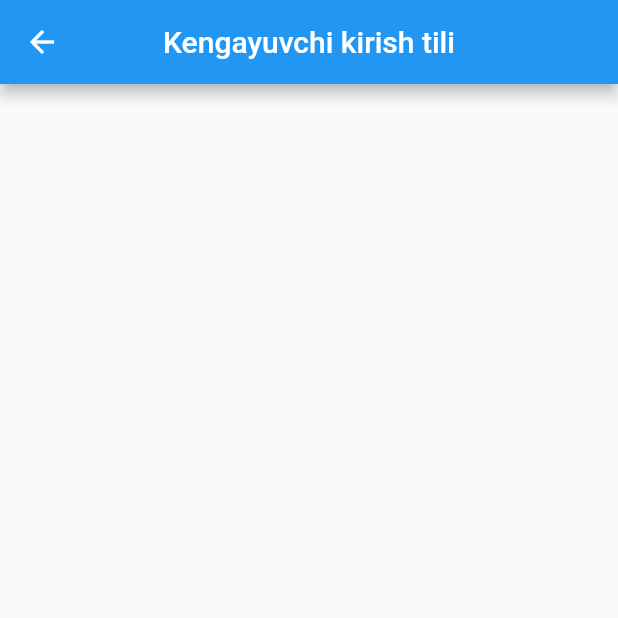
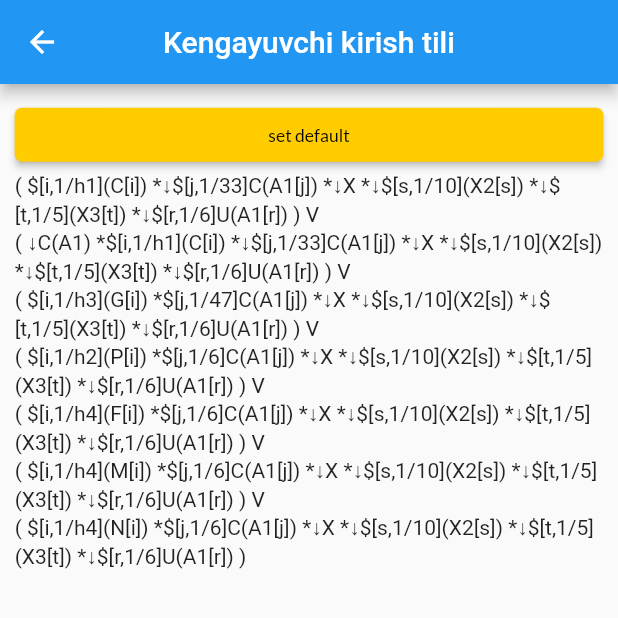
Before and after one commit to zsirojiddinov/doctarantura, a Flutter app: the screen it shows after launch, after a tap on the "border all" icon, on a phone screen of 412 x 824 dp, the top half of it. Run offline on Flutter 3.47's test engine with Material 2 defaults, Android fonts, the phone set to English and light mode, and no system bars; our stand-ins replace flutter_bloc, gap, get, get_storage, google_fonts.

Commit message:
add otAfiksatsiya model add otKompozitsiya model

```diff
--- a/lib/bloc/action_bloc/action_bloc.dart
+++ b/lib/bloc/action_bloc/action_bloc.dart
@@ -3,6 +3,7 @@ import 'dart:async';
 import 'package:doctarantura/models/kengayuvchi_kirish_tili.dart';
 import 'package:flutter_bloc/flutter_bloc.dart';
 
+import '../../repository/default_repository.dart';
 import '../../repository/kirish_tili_repository.dart';
 import '../../service/file_service.dart';
 import 'action_event.dart';
@@ -13,6 +14,7 @@ class ActionBloc extends Bloc<ActionEvent, ActionState> {
 
   ActionBloc() : super(SuccesState()) {
     on<AllEvent>(all);
+    on<SetDefault>(setDefault);
   }
 
   FutureOr<void> all(AllEvent event, Emitter<ActionState> emit) async {
@@ -20,4 +22,12 @@ class ActionBloc extends Bloc<ActionEvent, ActionState> {
     listKirishTili = await repository.getKirishList();
     emit(SuccesState());
   }
+
+  FutureOr<void> setDefault(SetDefault event, Emitter<ActionState> emit) async {
+    print("set default");
+    DefaultRepository(FileService());
+    KirishTiliRepository repository = KirishTiliRepository(FileService());
+    listKirishTili = await repository.getKirishList();
+    emit(SuccesState());
+  }
 }
--- a/lib/bloc/action_bloc/action_event.dart
+++ b/lib/bloc/action_bloc/action_event.dart
@@ -4,3 +4,5 @@ import 'package:flutter/widgets.dart';
 abstract class ActionEvent {}
 
 class AllEvent extends ActionEvent {}
+
+class SetDefault extends ActionEvent {}
--- a/lib/bloc/home_bloc/main_bloc.dart
+++ b/lib/bloc/home_bloc/main_bloc.dart
@@ -19,7 +19,6 @@ class MainBloc extends Bloc<MainEvent, MainState> {
 
   FutureOr<void> start(StartEvent event, Emitter<MainState> emit) async {
     print("start");
-    //   DefaultRepository(FileService());
     KirishTiliRepository repository = KirishTiliRepository(FileService());
     var model = await repository.getModel(event.code);
     myText = model.nameUz;
--- a/lib/default/default_text.dart
+++ b/lib/default/default_text.dart
@@ -90,3 +90,20 @@ X5	слова подражания	taqlid so`zlar
 X6	слова обозначающие действия	harakatni bildiruvchi so`zlar
 Y	союз	bog`lovchi
 Z	слова единственных чисел	birlikdagi so`zlar""";
+
+String otAfiksatsiya =
+    "( \$[i,1/h1](C[i]) *↓\$[j,1/33]C(A1[j]) *↓X *↓\$[s,1/10](X2[s]) *↓\$[t,1/5](X3[t]) *↓\$[r,1/6]U(A1[r]) ) V \n"
+    "( ↓C(A1) *\$[i,1/h1](C[i]) *↓\$[j,1/33]C(A1[j]) *↓X *↓\$[s,1/10](X2[s]) *↓\$[t,1/5](X3[t]) *↓\$[r,1/6]U(A1[r]) ) V \n"
+    "( \$[i,1/h3](G[i]) *\$[j,1/47]C(A1[j]) *↓X *↓\$[s,1/10](X2[s]) *↓\$[t,1/5](X3[t]) *↓\$[r,1/6]U(A1[r]) ) V \n"
+    "( \$[i,1/h2](P[i]) *\$[j,1/6]C(A1[j]) *↓X *↓\$[s,1/10](X2[s]) *↓\$[t,1/5](X3[t]) *↓\$[r,1/6]U(A1[r]) ) V \n"
+    "( \$[i,1/h4](F[i]) *\$[j,1/6]C(A1[j]) *↓X *↓\$[s,1/10](X2[s]) *↓\$[t,1/5](X3[t]) *↓\$[r,1/6]U(A1[r]) ) V \n"
+    "( \$[i,1/h4](M[i]) *\$[j,1/6]C(A1[j]) *↓X *↓\$[s,1/10](X2[s]) *↓\$[t,1/5](X3[t]) *↓\$[r,1/6]U(A1[r]) ) V \n"
+    "( \$[i,1/h4](N[i]) *\$[j,1/6]C(A1[j]) *↓X *↓\$[s,1/10](X2[s]) *↓\$[t,1/5](X3[t]) *↓\$[r,1/6]U(A1[r]) )";
+
+String otKompozitsiya =
+    "( \$[i,1/h1](C[i]) *↓\$[j,1/h1](C[j]) *↓X *↓\$[s,1/10](X2[s]) *↓\$[t,1/5](X3[t]) *↓\$[r,1/6]U(A1[r]) ) V\n"
+    "( \$[i,1/h2](P[i]) *↓\$[j,1/h1](C[j]) *↓X *↓\$[s,1/10](X2[s]) *↓\$[t,1/5](X3[t]) *↓\$[r,1/6]U(A1[r]) ) V\n"
+    "( \$[i,1/h4](F[i]) *↓\$[j,1/h1](C[j]) *↓X *↓\$[s,1/10](X2[s]) *↓\$[t,1/5](X3[t]) *↓\$[r,1/6]U(A1[r]) ) V\n"
+    "( \$[i,1/h1](F[i]) *↓\$[j,1/h3](G[j]) *↓X *↓\$[s,1/10](X2[s]) *↓\$[t,1/5](X3[t]) *↓\$[r,1/6]U(A1[r]) ) V\n"
+    "( \$[i,1/h7](N[i]) *\$[j,1/h8](P3[j]) *↓\$[k,1/h9](X6[k]) *↓X *↓\$[s,1/10](X2[s]) *↓\$[t,1/5](X3[t]) *↓\$[r,1/6]U(A1[r]) ) V\n"
+    "( \$[i,1/h1](C[i]) *\$[j,1/h8](P3[j]) *↓\$[k,1/h9](X6[k]) *↓X *↓\$[s,1/10](X2[s]) *↓\$[t,1/5](X3[t]) *↓\$[r,1/6]U(A1[r]) )";
--- a/lib/repository/default_repository.dart
+++ b/lib/repository/default_repository.dart
@@ -10,10 +10,11 @@ class DefaultRepository {
     setDefault();
   }
 
-  setDefault() {
-    fileService.writeFile(
+  setDefault() async {
+    var file = await fileService.writeFile(
       Resource.FILE_KIRISH_TILI,
       defaultKirishTili,
     );
+
   }
 }
--- a/lib/repository/kirish_tili_repository.dart
+++ b/lib/repository/kirish_tili_repository.dart
@@ -12,7 +12,7 @@ class KirishTiliRepository {
     var model = KirishTili("", "", "");
     var list = await getKirishList();
     list.map((e) {
-   //   print(e.code);
+      //   print(e.code);
       if (e.code == code) {
         model = e;
       }
@@ -22,11 +22,13 @@ class KirishTiliRepository {
 
   Future<List<KirishTili>> getKirishList() async {
     String file = await fileService.readFile(Resource.FILE_KIRISH_TILI);
+    print(file);
     var split = file.split("\n");
     var myList = <KirishTili>[];
 
     split.map((e) {
       var split2 = e.split("\t");
+    ///  print(split2[0]);
       var model = KirishTili(split2[0], split2[1], split2[2]);
       myList.add(model);
     }).toList();
--- a/lib/ui/home/action_page.dart
+++ b/lib/ui/home/action_page.dart
@@ -1,11 +1,14 @@
 import 'package:doctarantura/bloc/action_bloc/action_bloc.dart';
 import 'package:doctarantura/bloc/action_bloc/action_event.dart';
 import 'package:doctarantura/bloc/action_bloc/action_state.dart';
+import 'package:doctarantura/default/default_text.dart';
 import 'package:doctarantura/models/kengayuvchi_kirish_tili.dart';
 import 'package:doctarantura/style/text_style.dart';
+import 'package:doctarantura/ui/widgets/button.dart';
 import 'package:doctarantura/ui/widgets/deceorations.dart';
 import 'package:flutter/material.dart';
 import 'package:flutter_bloc/flutter_bloc.dart';
+import 'package:gap/gap.dart';
 
 import '../../utils/dimens.dart';
 
@@ -31,17 +34,29 @@ class _ActionPageState extends State<ActionPage> {
               centerTitle: true,
               title: Text("Kengayuvchi kirish tili"),
             ),
-            body: Container(
+            body: SingleChildScrollView(
+              child: Container(
                 padding: EdgeInsets.all(Dimens.height10),
-              child: ListView.builder(
+                child: Column(
+                  children: [
+                    Button(
+                        text: "set default",
+                        onClick: () {
+                          bloc.add(SetDefault());
+                        }),
+                    Text(otAfiksatsiya),
+                    ListView.builder(
                       shrinkWrap: true,
-                primary: true,
+                      primary: false,
                       scrollDirection: Axis.vertical,
                       itemCount: bloc.listKirishTili.length,
                       itemBuilder: (context, index) {
                         var model = bloc.listKirishTili[index];
                         return item(model);
                       },
+                    ),
+                  ],
+                ),
               ),
             ),
           );
--- a/lib/ui/home/home_page.dart
+++ b/lib/ui/home/home_page.dart
@@ -29,6 +29,10 @@ class _HomePageState extends State<HomePage> {
           bloc = BlocProvider.of<MainBloc>(ctx);
           return Scaffold(
             appBar: AppBar(
+              centerTitle: true,
+              title: const Text(
+                "doctarantura",
+              ),
               actions: [
                 IconButton(
                   onPressed: () {
@@ -49,7 +53,7 @@ class _HomePageState extends State<HomePage> {
                     controller: textController,
                   ),
                   Button(
-                      text: "onclick",
+                      text: "qidirish",
                       onClick: () {
                         bloc.add(
                           StartEvent(textController.text.toString()),
```
Lines whose indentation alone changed are shown as unchanged.
